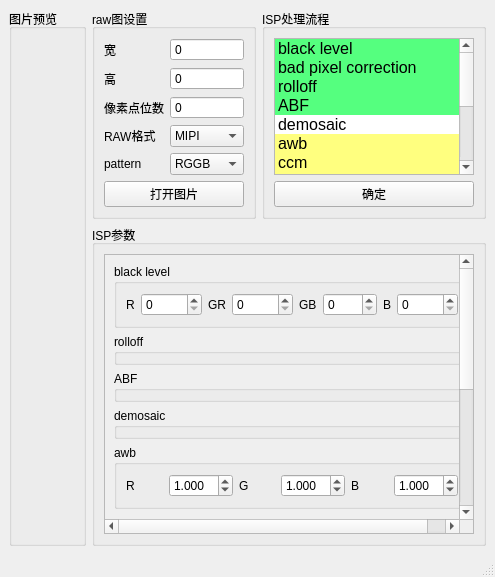
xiaoqinxing/ImageTools, file tools/rawimageeditor/rawimageeditor_window.ui: the form before one commit.
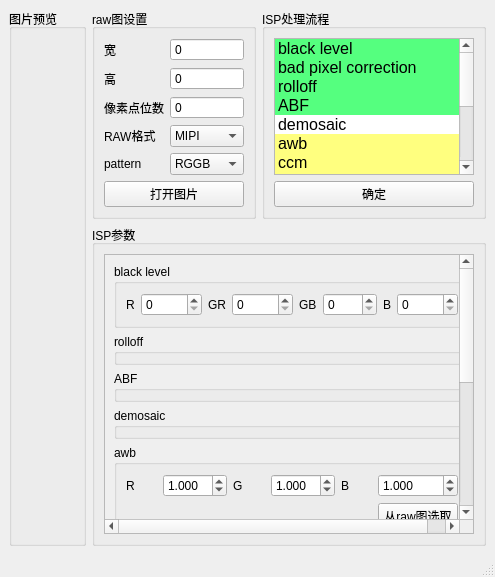
The form after the commit.

Commit message: ADD: 增加awb参数从raw图选取的功能（1/2）目前实现了方框选取

What changed in the file:
```diff
--- a/tools/rawimageeditor/rawimageeditor_window.ui
+++ b/tools/rawimageeditor/rawimageeditor_window.ui
@@ -469,9 +469,9 @@
             <property name="geometry">
              <rect>
               <x>0</x>
-              <y>-4</y>
-              <width>349</width>
-              <height>502</height>
+              <y>0</y>
+              <width>364</width>
+              <height>356</height>
              </rect>
             </property>
             <layout class="QGridLayout" name="gridLayout_7">
@@ -502,24 +502,17 @@
                 <string>awb</string>
                </property>
                <layout class="QGridLayout" name="gridLayout_8">
+                <item row="0" column="6">
+                 <widget class="QDoubleSpinBox" name="awb_b">
+                  <property name="decimals">
+                   <number>3</number>
+                  </property>
+                  <property name="value">
+                   <double>1.000000000000000</double>
+                  </property>
+                 </widget>
+                </item>
                 <item row="0" column="2">
-                 <widget class="QLabel" name="label_11">
-                  <property name="text">
-                   <string>G</string>
-                  </property>
-                 </widget>
-                </item>
-                <item row="0" column="3">
-                 <widget class="QDoubleSpinBox" name="awb_g">
-                  <property name="decimals">
-                   <number>3</number>
-                  </property>
-                  <property name="value">
-                   <double>1.000000000000000</double>
-                  </property>
-                 </widget>
-                </item>
-                <item row="0" column="1">
                  <widget class="QDoubleSpinBox" name="awb_r">
                   <property name="decimals">
                    <number>3</number>
@@ -529,22 +522,29 @@
                   </property>
                  </widget>
                 </item>
-                <item row="0" column="0">
+                <item row="0" column="1">
                  <widget class="QLabel" name="label_5">
                   <property name="text">
                    <string>R</string>
                   </property>
                  </widget>
                 </item>
-                <item row="0" column="4">
+                <item row="0" column="3">
+                 <widget class="QLabel" name="label_11">
+                  <property name="text">
+                   <string>G</string>
+                  </property>
+                 </widget>
+                </item>
+                <item row="0" column="5">
                  <widget class="QLabel" name="label_12">
                   <property name="text">
                    <string>B</string>
                   </property>
                  </widget>
                 </item>
-                <item row="0" column="5">
-                 <widget class="QDoubleSpinBox" name="awb_b">
+                <item row="0" column="4">
+                 <widget class="QDoubleSpinBox" name="awb_g">
                   <property name="decimals">
                    <number>3</number>
                   </property>
@@ -553,6 +553,13 @@
                   </property>
                  </widget>
                 </item>
+                <item row="1" column="6">
+                 <widget class="QPushButton" name="select_from_raw">
+                  <property name="text">
+                   <string>从raw图选取</string>
+                  </property>
+                 </widget>
+                </item>
                </layout>
               </widget>
              </item>
```
The commit also changes 2 other files.
